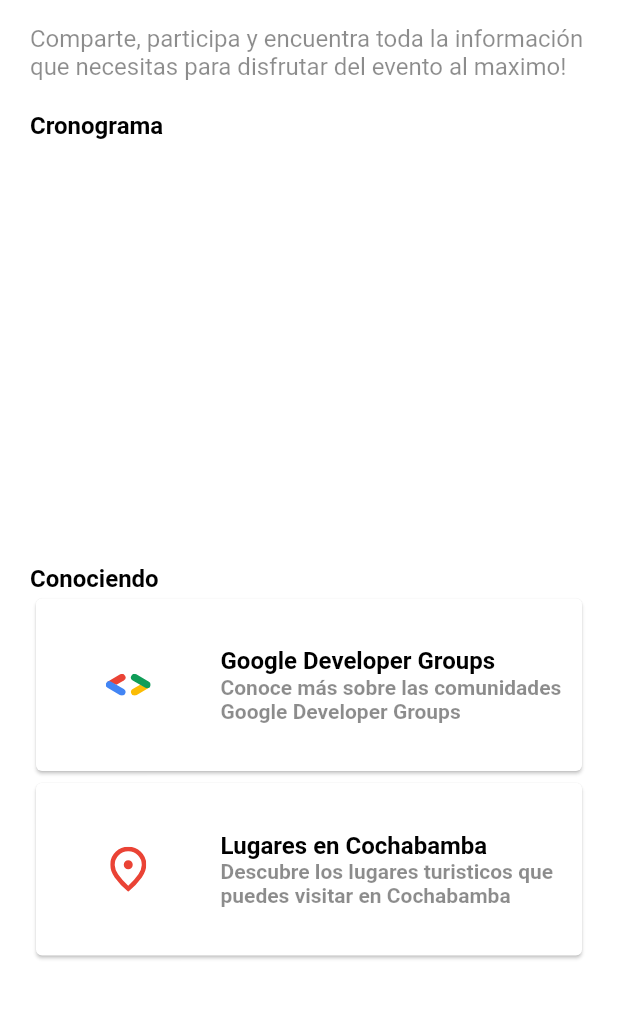
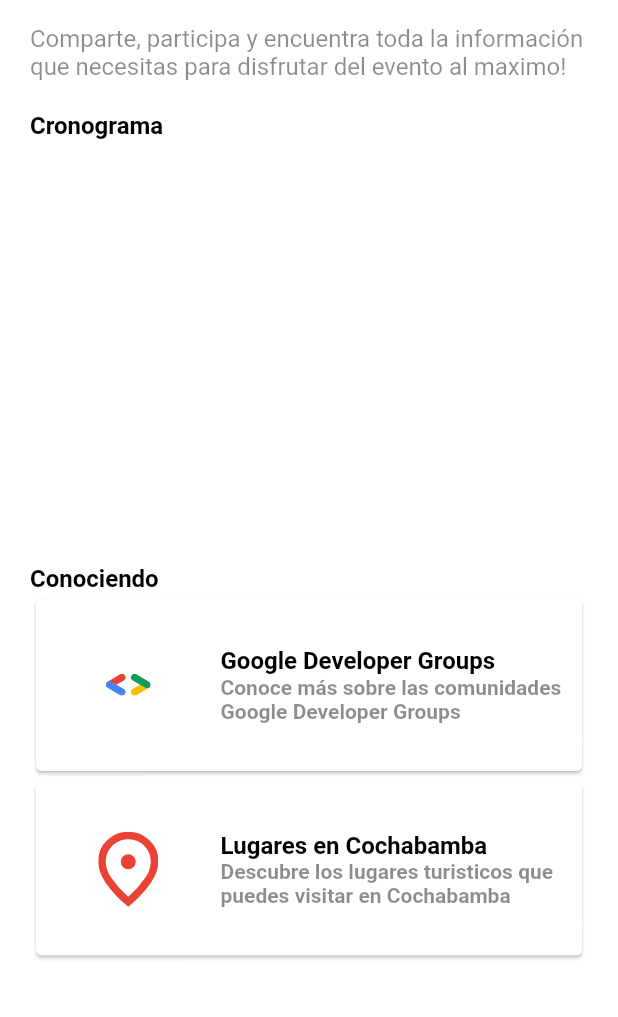
Before and after one commit to DevFestBolivia/devfest-mobile, a Flutter app: the HomeTab screen opened directly, on a phone screen of 412 x 824 dp, the part 219-1236 px from its top. Run offline on Flutter 3.47's test engine with Material 2 defaults, Android fonts, the phone set to English and light mode, and no system bars; our stand-ins replace cloud_firestore, firebase_core, flutter_svg, google_fonts, google_sign_in, material_design_icons_flutter and 2 more; accounts and stored records are empty; generated files the repository leaves out were written again; project files that could hold a hidden picture were left out.

Commit message:
- fixed firebase project in ios - fixed animation in bottomNavigationBar - fixed size images

```diff
--- a/lib/screens/home/home_screen.dart
+++ b/lib/screens/home/home_screen.dart
@@ -38,6 +38,7 @@ class _HomeScreenState extends State<HomeScreen> {
         child: _widgetOptions.elementAt(_selectedIndex),
       ),
       bottomNavigationBar: BottomNavigationBar(
+        type: BottomNavigationBarType.fixed,
         items: const <BottomNavigationBarItem>[
           BottomNavigationBarItem(
             backgroundColor: DevFestColors.primary,
@@ -68,6 +69,7 @@ class _HomeScreenState extends State<HomeScreen> {
         onTap: _onItemTapped,
         showUnselectedLabels: true,
         currentIndex: _selectedIndex,
+        backgroundColor: DevFestColors.primary,
         // selectedFontSize: FontSizeValues.barItem,
         selectedItemColor: DevFestColors.primaryLight,
         unselectedItemColor: DevFestColors.primaryLight,
--- a/lib/screens/home/knowing_section.dart
+++ b/lib/screens/home/knowing_section.dart
@@ -46,6 +46,8 @@ class _KnowingSectionState extends State<KnowingSection> {
             imagePath: AssetsPath.locationOn,
             onPressed: () {},
             description: TextStrings.placesInCochambaDescription,
+            widthImage: 50,
+            heightImage: 50,
           ),
         ],
       ),
--- a/lib/widgets/cards/main_cards.dart
+++ b/lib/widgets/cards/main_cards.dart
@@ -18,7 +18,7 @@ class MainCards extends StatefulWidget {
 class _MainCardsState extends State<MainCards> {
   @override
   Widget build(BuildContext context) {
-    return Container(
+    return SizedBox(
       width: double.infinity,
       height: 123,
       child: Card(
@@ -42,10 +42,12 @@ class _MainCardsState extends State<MainCards> {
 
   Widget renderSecondPart() {
     return Expanded(
-      child: SizedBox(
-        width: double.infinity,
-        height: CardsSizeValues.height,
-        child: widget.secondPart,
+      child: Column(
+        crossAxisAlignment: CrossAxisAlignment.start,
+        mainAxisAlignment: MainAxisAlignment.center,
+        children: [
+          widget.secondPart!,
+        ],
       ),
     );
   }
```
Also changed, not shown: assets/svg/location_on.svg, 1 other file.
